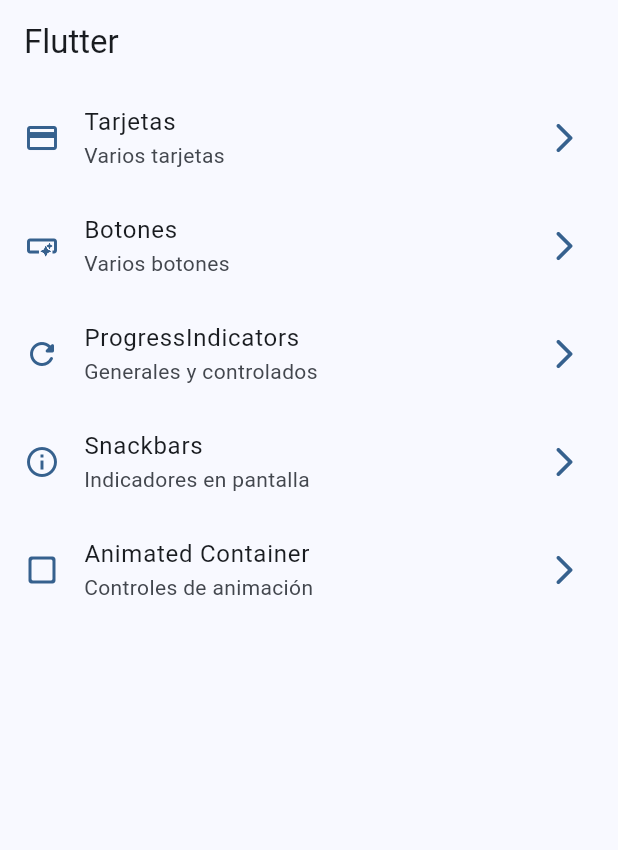
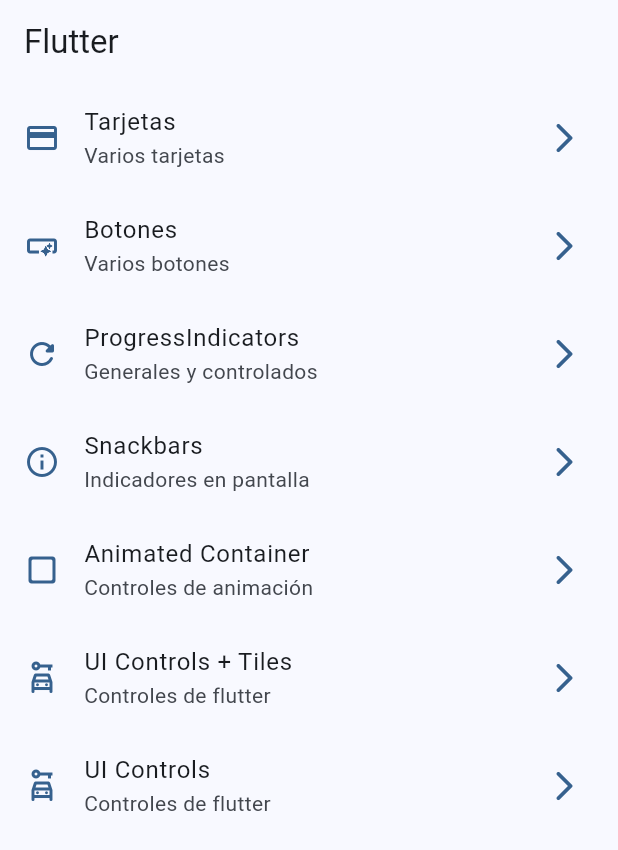
Before and after one commit to yvillegas/widgets_app, a Flutter app: the screen it shows after launch, on a phone screen of 412 x 824 dp. Shown: the top 850 px of the screen. Run offline on Flutter 3.47's test engine with Material 2 defaults, Android fonts, the phone set to English and light mode, and no system bars; our stand-ins replace go_router.

Commit message:
UI Controls finished

```diff
--- a/lib/config/menu/menu_items.dart
+++ b/lib/config/menu/menu_items.dart
@@ -39,4 +39,14 @@ const appMenuItems = <MenuItem>[
       subtitle: 'Controles de animación',
       link: '/animated',
       icon: Icons.check_box_outline_blank_rounded),
+  MenuItem(
+      title: 'UI Controls + Tiles',
+      subtitle: 'Controles de flutter',
+      link: '/ui-controls',
+      icon: Icons.car_rental_outlined),
+  MenuItem(
+      title: 'UI Controls',
+      subtitle: 'Controles de flutter',
+      link: '/ui-controls',
+      icon: Icons.car_rental_outlined),
 ];
--- a/lib/config/router/app_router.dart
+++ b/lib/config/router/app_router.dart
@@ -34,5 +34,15 @@ final appRouter = GoRouter(
       name: AnimatedScreen.name,
       builder: (context, state) => const AnimatedScreen(),
     ),
+    GoRoute(
+      path: '/ui-controls',
+      name: UiControlsScreen.name,
+      builder: (context, state) => const UiControlsScreen(),
+    ),
+    GoRoute(
+      path: '/tutorial',
+      name: AppTutorialScreen.name,
+      builder: (context, state) => const AppTutorialScreen(),
+    ),
   ],
 );
```
Also changed, not shown: lib/presentation/screens/ui_controls/ui_controls_screen.dart (+95 -1 lines).
